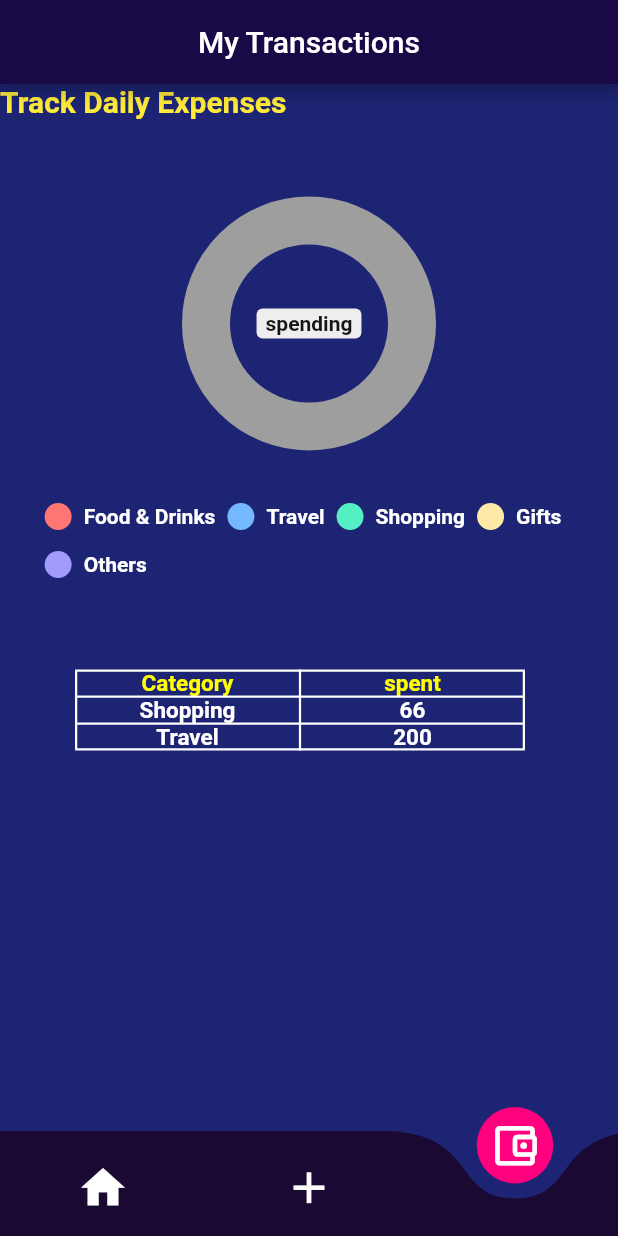
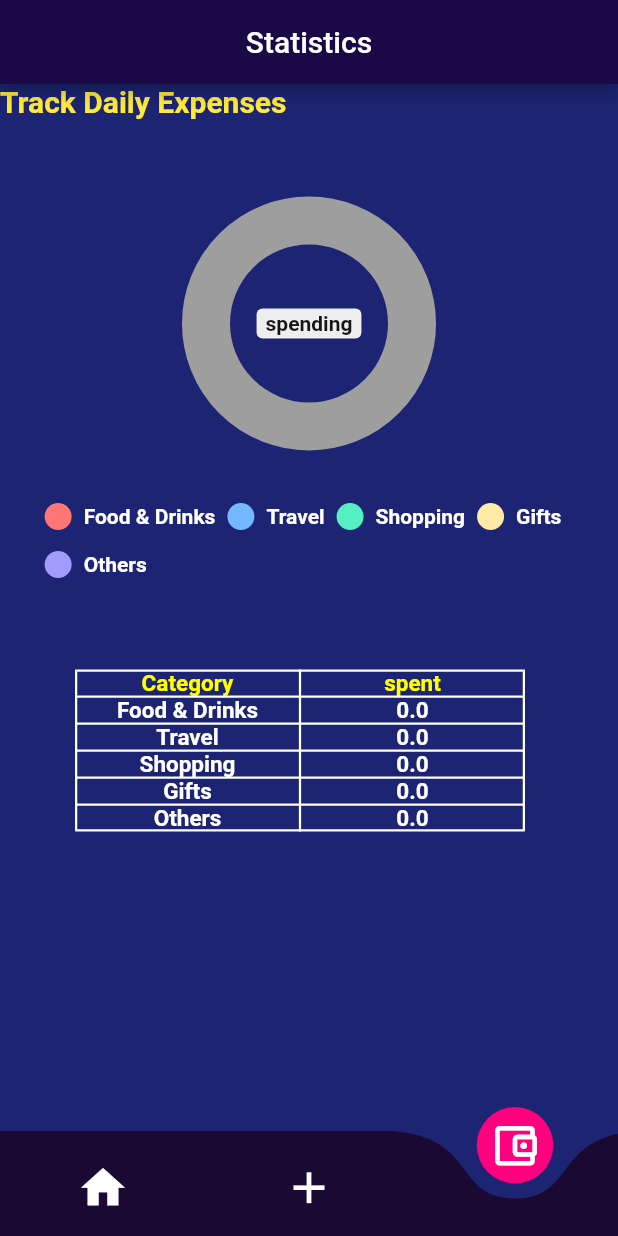
Before and after one commit to Grumppie/Hiyo, a Flutter app: the screen it shows after launch, item 3 of the bottom bar chosen, on a phone screen of 412 x 824 dp. Run offline on Flutter 3.47's test engine with Material 2 defaults, Android fonts, the phone set to English and light mode, and no system bars; drawn by our look-alikes of curved_navigation_bar, pie_chart; our stand-ins replace cloud_firestore, firebase_auth, firebase_core, shared_preferences; accounts and stored records are empty; network calls fail.

Commit message:
ho gaya bawa

```diff
--- a/lib/Providers/expense_provider.dart
+++ b/lib/Providers/expense_provider.dart
@@ -92,4 +92,9 @@ class MainExpenseList with ChangeNotifier {
     _expense = expenseList;
     notifyListeners();
   }
+
+  void emptyExpenseList() {
+    _expense = [];
+    notifyListeners();
+  }
 }
--- a/lib/main.dart
+++ b/lib/main.dart
@@ -99,7 +99,7 @@ class _MyAppState extends State<MyApp> {
         }
       case 2:
         {
-          return Center(child: Text("My Transactions"));
+          return Center(child: Text("Statistics"));
         }
     }
   }
--- a/lib/screens/home_page.dart
+++ b/lib/screens/home_page.dart
@@ -167,12 +167,13 @@ class _HomeState extends State<Home> {
                             color: Colors.white,
                             onPressed: () async {
                               await UserSimplePreferences.setLimit(limit);
+
+                              Provider.of<MainExpenseList>(context,
+                                      listen: false)
+                                  .changeMyLimit(limit);
                               setState(
                                 () {
                                   _isEnabled = false;
-                                  Provider.of<MainExpenseList>(context,
-                                          listen: false)
-                                      .changeMyLimit(limit);
                                 },
                               );
                             },
@@ -216,6 +217,13 @@ class _HomeState extends State<Home> {
                 SizedBox(
                   height: 12,
                 ),
+                // IconButton(
+                //   icon: Icon(Icons.delete),
+                //   color: Colors.white,
+                //   onPressed: () async {
+                //     await UserSimplePreferences.emptyExpenses();
+                //   },
+                // ),
                 SingleChildScrollView(
                   child: Column(
                     children:
--- a/lib/screens/statistics/create_page.dart
+++ b/lib/screens/statistics/create_page.dart
@@ -38,6 +38,40 @@ class _StatsPageState extends State<StatsPage> {
               ?.where((e) => e.category == "Others")
               .toList()
               .length as double,
+        }
+      : {
+          "Food & Drinks": 0,
+          "Travel": 0,
+          "Shopping": 0,
+          "Gifts": 0,
+          "Others": 0,
+        };
+
+  dynamic findTotal(List<Expense>? list) {
+    int sum = 0;
+    for (int i = 0; i < list!.length; i++) {
+      sum += int.parse(list[i].amount);
+    }
+    return sum;
+  }
+
+  late Map<String, double> spentMap = (expenseList != null)
+      ? {
+          "Food & Drinks": findTotal(expenseList
+              ?.where((e) => e.category == "Food & Drinks")
+              .toList()) as double,
+          "Travel": findTotal(
+                  expenseList?.where((e) => e.category == "Travel").toList())
+              as double,
+          "Shopping": findTotal(
+                  expenseList?.where((e) => e.category == "Shopping").toList())
+              as double,
+          "Gifts": findTotal(
+                  expenseList?.where((e) => e.category == "Gifts").toList())
+              as double,
+          "Others": findTotal(
+                  expenseList?.where((e) => e.category == "Others").toList())
+              as double,
         }
       : {
           "Food & Drinks": 0,
@@ -131,7 +165,7 @@ class _StatsPageState extends State<StatsPage> {
                     ]),
                     TableRow(children: [
                       Text(
-                        'Shopping',
+                        'Food & Drinks',
                         textAlign: TextAlign.center,
                         style: TextStyle(
                             fontSize: 15.0,
@@ -139,7 +173,7 @@ class _StatsPageState extends State<StatsPage> {
                             color: Colors.white),
                       ),
                       Text(
-                        '66',
+                        '${spentMap["Food & Drinks"]}',
                         textAlign: TextAlign.center,
                         style: TextStyle(
                             fontSize: 15.0,
@@ -157,7 +191,61 @@ class _StatsPageState extends State<StatsPage> {
                             color: Colors.white),
                       ),
                       Text(
-                        '200',
+                        '${spentMap["Travel"]}',
+                        textAlign: TextAlign.center,
+                        style: TextStyle(
+                            fontSize: 15.0,
+                            fontWeight: FontWeight.bold,
+                            color: Colors.white),
+                      ),
+                    ]),
+                    TableRow(children: [
+                      Text(
+                        'Shopping',
+                        textAlign: TextAlign.center,
+                        style: TextStyle(
+                            fontSize: 15.0,
+                            fontWeight: FontWeight.bold,
+                            color: Colors.white),
+                      ),
+                      Text(
+                        '${spentMap["Shopping"]}',
+                        textAlign: TextAlign.center,
+                        style: TextStyle(
+                            fontSize: 15.0,
+                            fontWeight: FontWeight.bold,
+                            color: Colors.white),
+                      ),
+                    ]),
+                    TableRow(children: [
+                      Text(
+                        'Gifts',
+                        textAlign: TextAlign.center,
+                        style: TextStyle(
+                            fontSize: 15.0,
+                            fontWeight: FontWeight.bold,
+                            color: Colors.white),
+                      ),
+                      Text(
+                        '${spentMap["Gifts"]}',
+                        textAlign: TextAlign.center,
+                        style: TextStyle(
+                            fontSize: 15.0,
+                            fontWeight: FontWeight.bold,
+                            color: Colors.white),
+                      ),
+                    ]),
+                    TableRow(children: [
+                      Text(
+                        'Others',
+                        textAlign: TextAlign.center,
+                        style: TextStyle(
+                            fontSize: 15.0,
+                            fontWeight: FontWeight.bold,
+                            color: Colors.white),
+                      ),
+                      Text(
+                        '${spentMap["Others"]}',
                         textAlign: TextAlign.center,
                         style: TextStyle(
                             fontSize: 15.0,
--- a/lib/utils/user_simple_preferences.dart
+++ b/lib/utils/user_simple_preferences.dart
@@ -1,6 +1,8 @@
 import 'dart:convert';
 
+import 'package:hiyo/Providers/expense_provider.dart';
 import 'package:hiyo/widget.expense.dart';
+import 'package:provider/provider.dart';
 import 'package:shared_preferences/shared_preferences.dart';
 
 class UserSimplePreferences {
@@ -22,6 +24,10 @@ class UserSimplePreferences {
     await _preference?.setStringList('ExpenseList', storageList!);
   }
 
+  static Future emptyExpenses() async {
+    await _preference?.setStringList('ExpenseList', []);
+  }
+
   static List<Expense>? getExpenses() {
     List<String>? storageList = _preference?.getStringList('ExpenseList');
 
```
